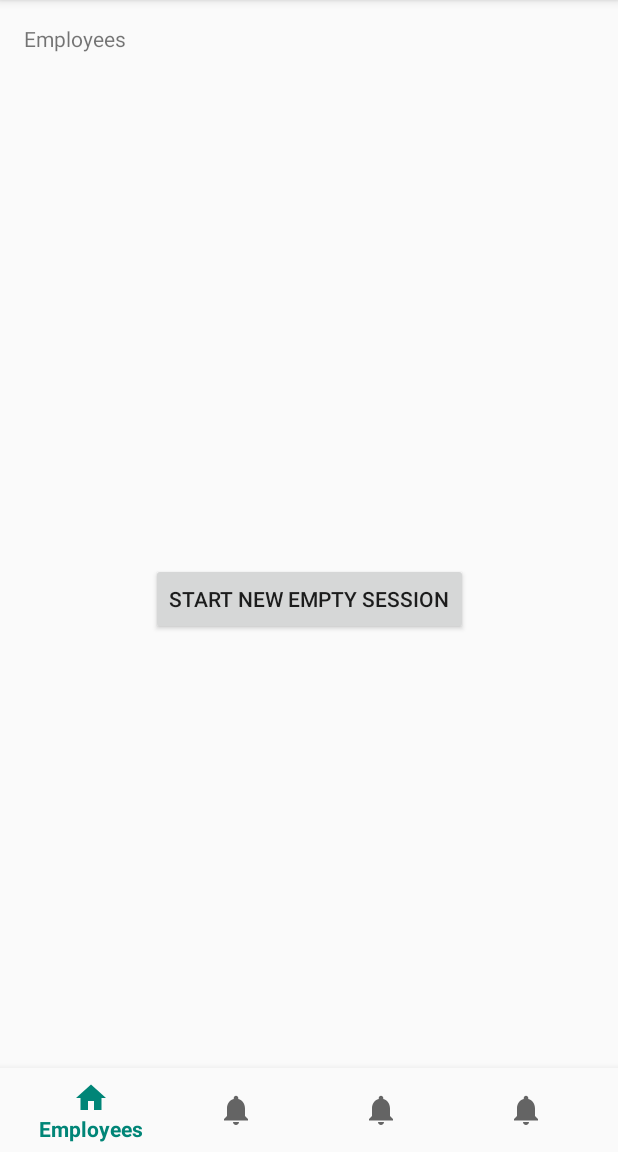
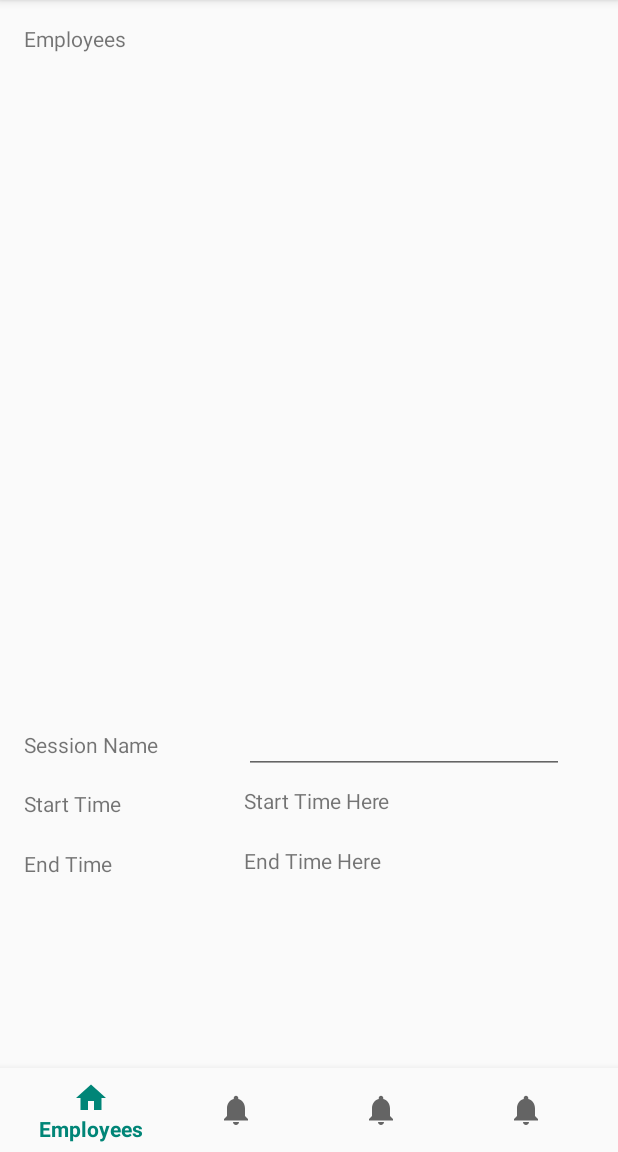
Before and after one commit to wilsam239/VeriTendance, an Android app: the fragment sessionSummary placed in its activity, on a phone screen of 412 x 824 dp, the part 84-1236 px from its top. Run offline under Robolectric (Android 15) with nearby library versions, the light colour scheme and no system bars.

Commit message:
Created Session Summary layout
Moved session fragments into their own package, added session summary from new empty session button

```diff
--- /dev/null
+++ b/app/src/main/java/com/example/veritendance/sessionFragments/emptySession.java
@@ -0,0 +1,25 @@
+package com.example.veritendance.sessionFragments;
+
+import android.os.Bundle;
+import android.support.v4.app.Fragment;
+import android.view.LayoutInflater;
+import android.view.View;
+import android.view.ViewGroup;
+
+import com.example.veritendance.R;
+
+public class emptySession extends Fragment implements View.OnClickListener {
+    @Override
+    public View onCreateView(LayoutInflater inflater, ViewGroup parent, Bundle savedInstanceState) {
+        View view = inflater.inflate(R.layout.activity_new_session, parent, false);
+        return view;
+    }
+    @Override
+    public void onViewCreated(View view, Bundle savedInstanceState) {
+
+    }
+    @Override
+    public void onClick(View v) {
+
+    }
+}
--- /dev/null
+++ b/app/src/main/java/com/example/veritendance/sessionFragments/newSessionFragment.java
@@ -0,0 +1,31 @@
+package com.example.veritendance.sessionFragments;
+
+import android.os.Bundle;
+import android.support.v4.app.Fragment;
+import android.support.v4.app.FragmentTransaction;
+import android.view.LayoutInflater;
+import android.view.View;
+import android.view.ViewGroup;
+import android.widget.Button;
+
+import com.example.veritendance.R;
+
+public class newSessionFragment extends Fragment implements View.OnClickListener {
+    @Override
+    public View onCreateView(LayoutInflater inflater, ViewGroup parent, Bundle savedInstanceState) {
+        View view = inflater.inflate(R.layout.activity_new_session, parent, false);
+        Button addEmptySession = (Button) view.findViewById(R.id.addEmptySessionButton);
+        addEmptySession.setOnClickListener(this);
+        return view;
+    }
+    @Override
+    public void onViewCreated(View view, Bundle savedInstanceState) {
+
+    }
+    @Override
+    public void onClick(View v) {
+        // Begin a fragment transaction
+        FragmentTransaction ft = getFragmentManager().beginTransaction();
+        ft.replace(R.id.fragment_container, new sessionSummary()).commit();
+    }
+}
--- a/app/src/main/java/com/example/veritendance/newSessionFragment.java
+++ b/app/src/main/java/com/example/veritendance/sessionFragments/sessionSummary.java
@@ -1,19 +1,25 @@
-package com.example.veritendance;
+package com.example.veritendance.sessionFragments;
 
 import android.os.Bundle;
 import android.support.v4.app.Fragment;
 import android.view.LayoutInflater;
 import android.view.View;
 import android.view.ViewGroup;
-import android.widget.Button;
 
-public class newSessionFragment extends Fragment {
+import com.example.veritendance.R;
+
+public class sessionSummary extends Fragment implements View.OnClickListener {
     @Override
     public View onCreateView(LayoutInflater inflater, ViewGroup parent, Bundle savedInstanceState) {
-        return inflater.inflate(R.layout.activity_new_session, parent, false);
+        View view = inflater.inflate(R.layout.activity_session_summary, parent, false);
+        return view;
     }
     @Override
     public void onViewCreated(View view, Bundle savedInstanceState) {
 
     }
+    @Override
+    public void onClick(View v) {
+
+    }
 }
--- a/app/src/main/res/layout/activity_new_session.xml
+++ b/app/src/main/res/layout/activity_new_session.xml
@@ -7,7 +7,7 @@
     android:layout_height="625dp">
 
     <Button
-        android:id="@+id/button"
+        android:id="@+id/addEmptySessionButton"
         android:layout_width="wrap_content"
         android:layout_height="wrap_content"
         android:layout_marginStart="8dp"
--- /dev/null
+++ b/app/src/main/res/layout/activity_session_summary.xml
@@ -0,0 +1,73 @@
+<?xml version="1.0" encoding="utf-8"?>
+<android.support.constraint.ConstraintLayout
+    xmlns:android="http://schemas.android.com/apk/res/android"
+    xmlns:app="http://schemas.android.com/apk/res-auto"
+    xmlns:tools="http://schemas.android.com/tools"
+    android:layout_width="match_parent"
+    android:layout_height="625dp">
+
+    <EditText
+        android:id="@+id/sessionName"
+        android:layout_width="wrap_content"
+        android:layout_height="wrap_content"
+        android:layout_marginTop="384dp"
+        android:layout_marginEnd="36dp"
+        android:layout_marginRight="36dp"
+        android:ems="10"
+        android:inputType="text"
+        android:text=""
+        app:layout_constraintEnd_toEndOf="parent"
+        app:layout_constraintTop_toTopOf="parent" />
+
+    <TextView
+        android:id="@+id/startTimeLabel"
+        android:layout_width="wrap_content"
+        android:layout_height="wrap_content"
+        android:layout_marginStart="16dp"
+        android:layout_marginLeft="16dp"
+        android:layout_marginTop="20dp"
+        android:text="Start Time"
+        app:layout_constraintStart_toStartOf="parent"
+        app:layout_constraintTop_toBottomOf="@+id/sessionNameLabel2" />
+
+    <TextView
+        android:id="@+id/sessionNameLabel2"
+        android:layout_width="wrap_content"
+        android:layout_height="wrap_content"
+        android:layout_marginStart="16dp"
+        android:layout_marginLeft="16dp"
+        android:layout_marginTop="400dp"
+        android:text="Session Name"
+        app:layout_constraintStart_toStartOf="parent"
+        app:layout_constraintTop_toTopOf="parent" />
+
+    <TextView
+        android:id="@+id/startTime"
+        android:layout_width="213dp"
+        android:layout_height="24dp"
+        android:layout_marginTop="8dp"
+        android:text="Start Time Here"
+        app:layout_constraintStart_toStartOf="@+id/sessionName"
+        app:layout_constraintTop_toBottomOf="@+id/sessionName" />
+
+    <TextView
+        android:id="@+id/endTime"
+        android:layout_width="213dp"
+        android:layout_height="24dp"
+        android:layout_marginTop="48dp"
+        android:text="End Time Here"
+        app:layout_constraintStart_toStartOf="@+id/sessionName"
+        app:layout_constraintTop_toBottomOf="@+id/sessionName" />
+
+    <TextView
+        android:id="@+id/endTimeLabel"
+        android:layout_width="wrap_content"
+        android:layout_height="wrap_content"
+        android:layout_marginStart="16dp"
+        android:layout_marginLeft="16dp"
+        android:layout_marginTop="60dp"
+        android:text="End Time"
+        app:layout_constraintStart_toStartOf="parent"
+        app:layout_constraintTop_toBottomOf="@+id/sessionNameLabel2" />
+
+</android.support.constraint.ConstraintLayout>
```
Also changed, not shown: app/src/main/java/com/example/veritendance/MainActivity.java (+2 -5 lines).
